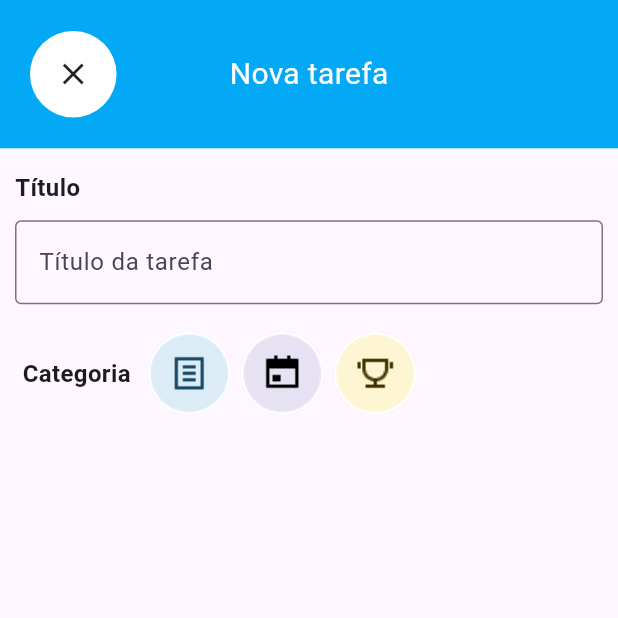
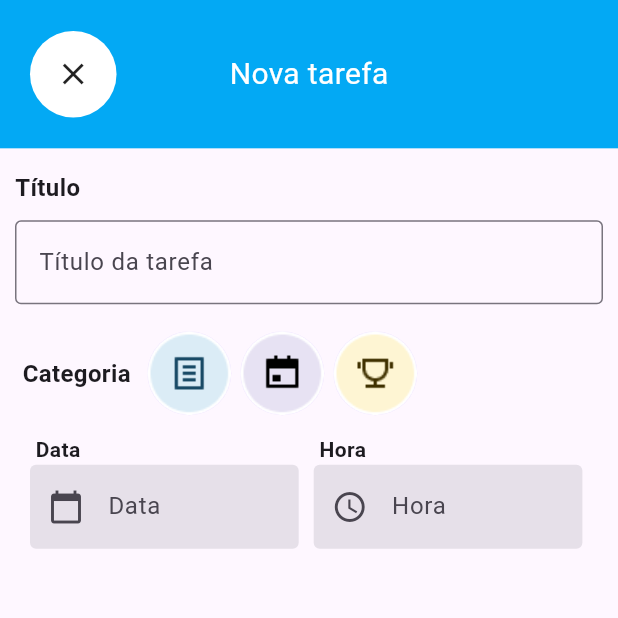
Before and after one commit to ArtthSilva/toDo_list_bichinhosTI, a Flutter app: the screen it shows after launch, after a tap on "Nova tarefa", on a phone screen of 412 x 824 dp, the top half of it. Run offline on Flutter 3.47's test engine with Material 3 defaults, Android fonts, the phone set to English and light mode, and no system bars.

Commit message:
feat: add TextField de data e hora

```diff
--- a/lib/layers/views/pages/initial_page.dart
+++ b/lib/layers/views/pages/initial_page.dart
@@ -77,7 +77,7 @@ class _InitialPageState extends State<InitialPage> {
                       Navigator.push(
                         context,
                         MaterialPageRoute(
-                          builder: (_) => NewTaskPage(),
+                          builder: (_) => const NewTaskPage(),
                         ),
                       );
                     },
--- a/lib/layers/views/pages/new_task_page.dart
+++ b/lib/layers/views/pages/new_task_page.dart
@@ -1,10 +1,11 @@
 import 'package:flutter/material.dart';
+import 'package:intl/intl.dart';
 import 'package:todo_list/widgets/category_button_custom_widget.dart';
 import 'package:todo_list/widgets/leading_custom_widget.dart';
 import 'package:todo_list/widgets/textformfield_custom_widget.dart';
 
 class NewTaskPage extends StatefulWidget {
-  NewTaskPage({super.key});
+  const NewTaskPage({super.key});
 
   @override
   State<NewTaskPage> createState() => _NewTaskPageState();
@@ -12,6 +13,8 @@ class NewTaskPage extends StatefulWidget {
 
 class _NewTaskPageState extends State<NewTaskPage> {
   final _controller = TextEditingController();
+  final _dateController = TextEditingController();
+  final _timeController = TextEditingController();
 
   @override
   Widget build(BuildContext context) {
@@ -58,18 +61,87 @@ class _NewTaskPageState extends State<NewTaskPage> {
                 children: [
                   CustomTextFormFieldWidget(controller: _controller),
                   Padding(
-                    padding: const EdgeInsets.only(left:5, top: 15),
+                    padding: const EdgeInsets.only(left: 5, top: 15),
                     child: Row(
                       children: [
                         const Padding(
-                          padding: EdgeInsets.only(right:8.0),
-                          child: Text('Categoria', style: TextStyle(fontWeight: FontWeight.bold, fontSize: 16),),
+                          padding: EdgeInsets.only(right: 8.0),
+                          child: Text(
+                            'Categoria',
+                            style: TextStyle(
+                                fontWeight: FontWeight.bold, fontSize: 16),
+                          ),
                         ),
-                        CategoryButtonCustom(imageUrl: 'assets/images/file.png'),
-                        CategoryButtonCustom(imageUrl: 'assets/images/calendar.png'),
-                        CategoryButtonCustom(imageUrl: 'assets/images/trophy.png'),
+                        CategoryButtonCustom(
+                            imageUrl: 'assets/images/file.png'),
+                        CategoryButtonCustom(
+                            imageUrl: 'assets/images/calendar.png'),
+                        CategoryButtonCustom(
+                            imageUrl: 'assets/images/trophy.png'),
                       ],
                     ),
+                  ),
+                  Row(
+                    children: [
+                      Padding(
+                        padding:
+                            const EdgeInsets.only(left: 10, right: 10, top: 10),
+                        child: SizedBox(
+                          width: MediaQuery.sizeOf(context).width / 2.3,
+                          child: Column(
+                            children: [
+                              SizedBox(
+                                  width: MediaQuery.sizeOf(context).width / 2.4,
+                                  child: const Text(
+                                    'Data',
+                                    style:
+                                        TextStyle(fontWeight: FontWeight.bold),
+                                  )),
+                              SizedBox(
+                                child: TextField(
+                                  controller: _dateController,
+                                    decoration: const InputDecoration(
+                                        hintText:'Data',
+                                        filled: true,
+                                        prefixIcon: Icon(Icons.calendar_today),
+                                        enabledBorder: OutlineInputBorder(
+                                            borderSide: BorderSide.none)),
+                                    readOnly: true,
+                                    onTap: () => _selectDate()),
+                              )
+                            ],
+                          ),
+                        ),
+                      ),
+                      Padding(
+                        padding: const EdgeInsets.only(right: 10, top: 10),
+                        child: SizedBox(
+                          width: MediaQuery.sizeOf(context).width / 2.3,
+                          child: Column(
+                            children: [
+                              SizedBox(
+                                  width: MediaQuery.sizeOf(context).width / 2.4,
+                                  child: const Text(
+                                    'Hora',
+                                    style:
+                                        TextStyle(fontWeight: FontWeight.bold),
+                                  )),
+                                TextField(
+                                  controller: _timeController ,
+                                decoration: const InputDecoration(
+                                    hintText: 'Hora',
+                                    filled: true,
+                                    prefixIcon: Icon(Icons.access_time),
+                                    enabledBorder: OutlineInputBorder(
+                                        borderSide: BorderSide.none)),
+                                        readOnly: true,
+                                        onTap:() => _selectTime(context)
+                               )
+                            ],
+                          ),
+                        ),
+                      )
+                    ],
                   )
                 ],
               ),
@@ -79,4 +151,33 @@ class _NewTaskPageState extends State<NewTaskPage> {
       ),
     );
   }
+
+  Future<void> _selectDate() async {
+   DateTime? picked = await showDatePicker(
+      context: context,
+      initialDate: DateTime.now(),
+      firstDate: DateTime(2000),
+      lastDate: DateTime(2100),
+    );
+
+    if (picked != null) {
+      _dateController.text = DateFormat('dd/MM/yyyy', 'pt_BR').format(picked);
+    }
+  }
+
+
+TimeOfDay _selectedTime = TimeOfDay.now();
+  Future<TimeOfDay?> _selectTime(BuildContext context) async {
+ final TimeOfDay? picked = await showTimePicker(
+    context: context,
+    initialTime: TimeOfDay.now(),
+ );
+ if (picked != null && picked != _selectedTime) {
+    setState(() {
+      _timeController.text = "${picked.hour}:${picked.minute.toString().padLeft(2,'0')}";
+     });
+ }
 }
+
+
+}
--- a/lib/widgets/category_button_custom_widget.dart
+++ b/lib/widgets/category_button_custom_widget.dart
@@ -1,6 +1,7 @@
 import 'package:flutter/material.dart';
 import 'package:todo_list/layers/controllers/todo_controller.dart';
 
+// ignore: must_be_immutable
 class CategoryButtonCustom extends StatelessWidget {
     String imageUrl;
 
```
